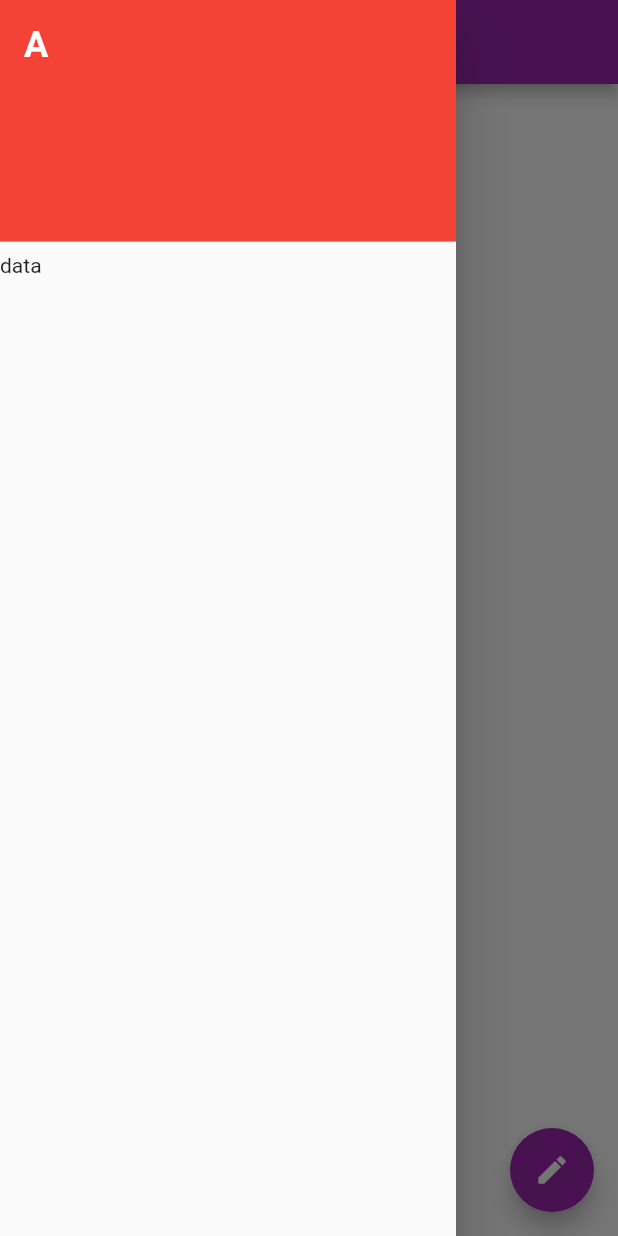
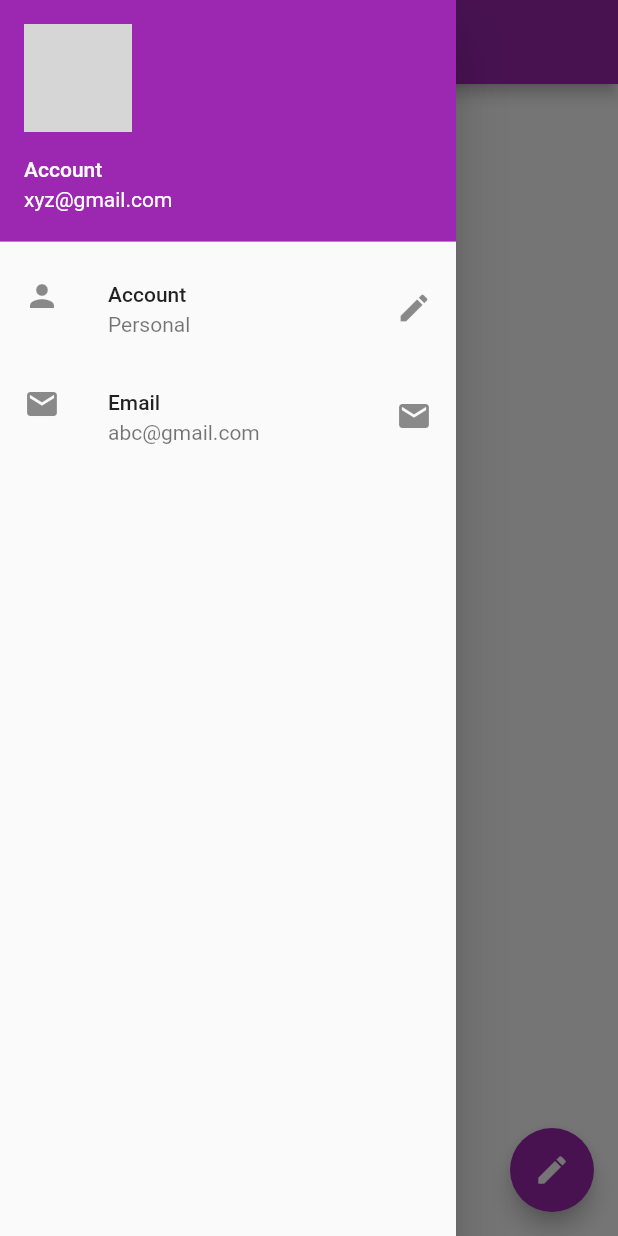
Before and after one commit to abhishekbedi1432/Flutter_PK, a Flutter app: the screen it shows after launch, with the side drawer open, on a phone screen of 412 x 824 dp. Run offline on Flutter 3.47's test engine with Material 2 defaults, Android fonts, the phone set to English and light mode, and no system bars; network calls fail; grey boxes are pictures that could not be loaded.

Commit message:
Drawer with Account Header & image

```diff
--- a/lib/main.dart
+++ b/lib/main.dart
@@ -16,15 +16,32 @@ class HomePage extends StatelessWidget {
         body: Container(color: Colors.white),
         drawer: Drawer(
           child: ListView(padding: EdgeInsets.zero, children: [
-            DrawerHeader(
-              child: Text('A',
-                  style: TextStyle(
-                      color: Colors.white,
-                      fontSize: 24,
-                      fontWeight: FontWeight.bold)),
-              decoration: BoxDecoration(color: Colors.red),
+            UserAccountsDrawerHeader(
+                currentAccountPicture: Image.network(
+                    'https://images.unsplash.com/photo-1535713875002-d1d0cf377fde?ixid=MXwxMjA3fDB8MHxzZWFyY2h8MXx8dXNlcnxlbnwwfHwwfA%3D%3D&ixlib=rb-1.2.1&auto=format&fit=crop&w=800&q=60'),
+                accountName: Text("Account"),
+                accountEmail: Text("xyz@gmail.com")),
+
+            // DrawerHeader(
+            //   child: Text('A',
+            //       style: TextStyle(
+            //           color: Colors.white,
+            //           fontSize: 24,
+            //           fontWeight: FontWeight.bold)),
+            //   decoration: BoxDecoration(color: Colors.red),
+            // ),
+            ListTile(
+              leading: Icon(Icons.person),
+              title: Text('Account'),
+              subtitle: Text('Personal'),
+              trailing: Icon(Icons.edit),
             ),
-            Text("data"),
+            ListTile(
+              leading: Icon(Icons.email),
+              title: Text('Email'),
+              subtitle: Text('abc@gmail.com'),
+              trailing: Icon(Icons.email),
+            ),
           ]),
         ),
         floatingActionButton: FloatingActionButton(
```
